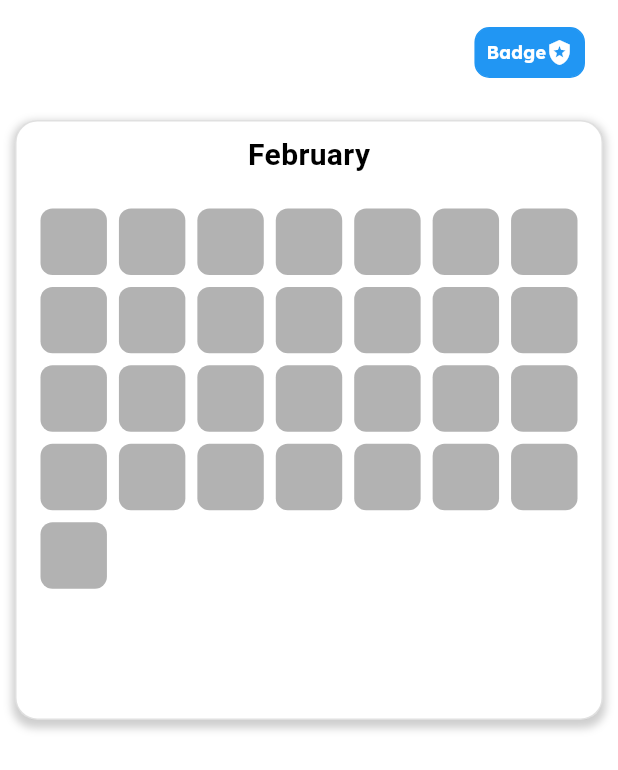
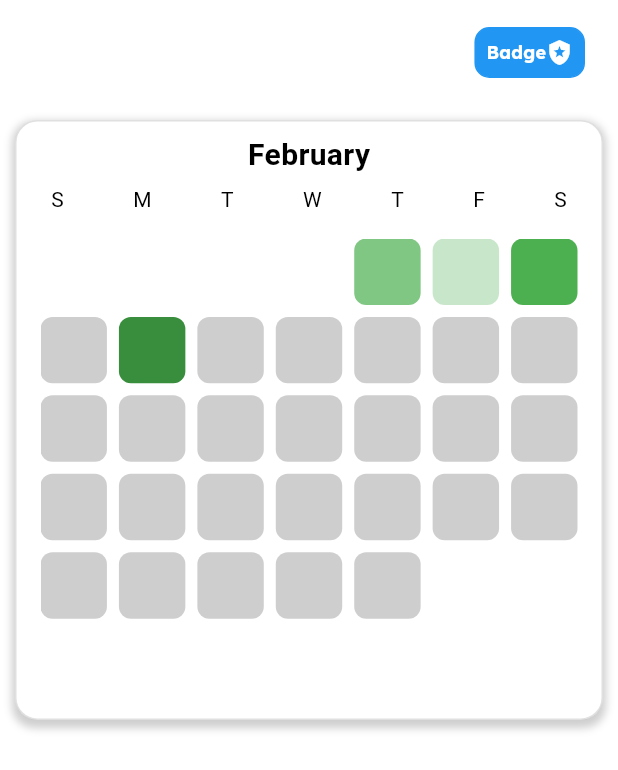
Before and after one commit to Adewale-1/YinsightAstreos, a Flutter app: the StreaksPage screen opened directly, swiped to page 2, on a phone screen of 412 x 824 dp. Shown: the top 770 px of the screen. Run offline on Flutter 3.47's test engine with Material 3 defaults, Android fonts, the phone set to English and light mode, and no system bars; our stand-ins replace animate_do, animated_text_kit, awesome_notifications, awesome_snackbar_content, curved_navigation_bar, file_picker and 16 more; accounts and stored records are empty; network calls fail.

Commit message:
Updated teh streak with an heatmap ,waiting for backend integration: Mon Aug 19 12:13 AM EST

```diff
--- a/yinsight/lib/Screens/Streaks/StreaksPage.dart
+++ b/yinsight/lib/Screens/Streaks/StreaksPage.dart
@@ -1,7 +1,7 @@
 import 'package:flutter/material.dart';
 import 'package:google_fonts/google_fonts.dart';
 import 'package:intl/intl.dart';
-import 'package:yinsight/Screens/HomePage/services/navigation_service.dart'; // Import to format the month name
+import 'package:yinsight/Screens/HomePage/services/navigation_service.dart';
 
 class StreaksPage extends StatefulWidget {
   @override
@@ -9,11 +9,40 @@ class StreaksPage extends StatefulWidget {
 }
 
 class _StreaksPageState extends State<StreaksPage> {
-  List<bool> completedDays =
-      List.generate(31, (index) => false); // Example data
+  // Example data - replace this with your backend data
+  Map<DateTime, int> heatmapData = {
+    DateTime(2024, 2, 1): 5,
+    DateTime(2024, 2, 2): 2,
+    DateTime(2024, 2, 3): 8,
+    DateTime(2024, 2, 5): 10,
+    DateTime(2024, 8, 1): 5,
+    DateTime(2024, 8, 2): 2,
+    DateTime(2024, 8, 3): 8,
+    DateTime(2024, 8, 5): 10,
+    DateTime(2024, 8, 18): 10,
+    DateTime(2024, 8, 7): 5,
+    DateTime(2024, 8, 8): 2,
+    DateTime(2024, 8, 11): 8,
+    DateTime(2024, 8, 12): 10,
+    // Add more data points as needed
+  };
 
-  double focusProgress = 0.7; // Example progress value
-  double recallProgress = 0.5; // Example progress value
+  // Controller for the PageView
+  PageController _pageController;
+  int _currentPageIndex;
+
+  _StreaksPageState()
+      : _currentPageIndex =
+            DateTime.now().month - 1, // Start with the current month
+        _pageController = PageController(initialPage: DateTime.now().month - 1);
+
+  Color getHeatmapColor(int value) {
+    if (value == 0) return Colors.grey.withOpacity(0.5); // No data
+    if (value <= 2) return Colors.green[100]!;
+    if (value <= 5) return Colors.green[300]!;
+    if (value <= 8) return Colors.green[500]!;
+    return Colors.green[700]!;
+  }
 
   @override
   Widget build(BuildContext context) {
@@ -63,8 +92,7 @@ class _StreaksPageState extends State<StreaksPage> {
               ),
               const SizedBox(height: 20),
               Container(
-                // Change this from Expanded to Container
-                height: 400, // Set the height to 350
+                height: 400,
                 decoration: BoxDecoration(
                   borderRadius: BorderRadius.circular(15),
                   color: Colors.white,
@@ -79,20 +107,29 @@ class _StreaksPageState extends State<StreaksPage> {
                   ],
                 ),
                 child: PageView.builder(
-                  itemCount: 12, // Number of months to show
+                  controller: _pageController,
+                  itemCount:
+                      DateTime.now().month, // Only up to the current month
+                  onPageChanged: (index) {
+                    setState(() {
+                      _currentPageIndex = index;
+                    });
+                  },
                   itemBuilder: (context, monthIndex) {
                     int year = DateTime.now().year;
+                    DateTime firstDayOfMonth =
+                        DateTime(year, monthIndex + 1, 1);
                     int daysInMonth = DateTime(year, monthIndex + 2, 0).day;
 
-                    String monthName = DateFormat.MMMM()
-                        .format(DateTime(year, monthIndex + 1));
+                    String monthName =
+                        DateFormat.MMMM().format(firstDayOfMonth);
 
                     return Column(
                       children: [
                         Padding(
                           padding: const EdgeInsets.fromLTRB(0, 8, 0, 5),
                           child: Text(
-                            monthName, // Display the month name
+                            monthName,
                             style: const TextStyle(
                               fontSize: 20,
                               fontWeight: FontWeight.bold,
@@ -100,27 +137,46 @@ class _StreaksPageState extends State<StreaksPage> {
                             ),
                           ),
                         ),
+                        Row(
+                          mainAxisAlignment: MainAxisAlignment.spaceAround,
+                          children: ['S', 'M', 'T', 'W', 'T', 'F', 'S']
+                              .map((day) => Text(day,
+                                  style: const TextStyle(color: Colors.black)))
+                              .toList(),
+                        ),
                         Expanded(
                           child: Padding(
                             padding: const EdgeInsets.all(16.0),
                             child: GridView.builder(
                               gridDelegate:
                                   const SliverGridDelegateWithFixedCrossAxisCount(
-                                crossAxisCount: 7, // 7 days in a week
+                                crossAxisCount: 7,
                                 mainAxisSpacing: 8,
                                 crossAxisSpacing: 8,
                               ),
-                              itemCount:
-                                  daysInMonth, // Correct number of days in the month
-                              itemBuilder: (context, dayIndex) {
-                                bool isCompleted =
-                                    completedDays[dayIndex]; // Example data
+                              itemCount: 42, // 6 weeks * 7 days
+                              itemBuilder: (context, index) {
+                                int dayNumber =
+                                    index - firstDayOfMonth.weekday + 1;
+                                if (dayNumber < 1 || dayNumber > daysInMonth) {
+                                  return Container(); // Empty container for days outside the month
+                                }
+                                DateTime currentDate =
+                                    DateTime(year, monthIndex + 1, dayNumber);
+                                int value = heatmapData[currentDate] ?? 0;
                                 return Container(
                                   decoration: BoxDecoration(
-                                    color: isCompleted
-                                        ? Colors.deepPurpleAccent
-                                        : Colors.black.withOpacity(0.3),
+                                    color: getHeatmapColor(value),
                                     borderRadius: BorderRadius.circular(8),
+                                  ),
+                                  child: Center(
+                                    // child: Text(
+                                    //   dayNumber.toString(),
+                                    //   style: const TextStyle(
+                                    //     color: Colors.black54,
+                                    //     fontWeight: FontWeight.bold,
+                                    //   ),
+                                    // ),
                                   ),
                                 );
                               },
@@ -132,96 +188,6 @@ class _StreaksPageState extends State<StreaksPage> {
                   },
                 ),
               ),
-              // const SizedBox(
-              //   height: 10, // Reduced height to make it more compact
-              // ),
-
-              // // "Today" Section
-              // const Padding(
-              //   padding: EdgeInsets.symmetric(horizontal: 16.0),
-              //   child: Align(
-              //     alignment: Alignment.centerLeft,
-              //     child: Text(
-              //       "Today",
-              //       style: TextStyle(
-              //         fontSize:
-              //             20, // Slightly reduce font size to better match a compact design
-              //         fontWeight: FontWeight.bold,
-              //         color: Colors.black,
-              //       ),
-              //     ),
-              //   ),
-              // ),
-              // const SizedBox(
-              //   height: 10, // Reduced height to make it more compact
-              // ),
-
-              // // Focus Section
-              // Padding(
-              //   padding:
-              //       const EdgeInsets.symmetric(horizontal: 16.0, vertical: 8.0),
-              //   child: Column(
-              //     crossAxisAlignment: CrossAxisAlignment.start,
-              //     children: [
-              //       const Text(
-              //         "Focus",
-              //         style: TextStyle(
-              //           fontSize: 18, // Slightly reduce font size
-              //           fontWeight: FontWeight
-              //               .w500, // Adjust weight for visual consistency
-              //           color: Colors.black,
-              //         ),
-              //       ),
-              //       const SizedBox(
-              //         height:
-              //             8, // Add a little space between text and progress bar
-              //       ),
-              //       LinearProgressIndicator(
-              //         value: focusProgress,
-              //         minHeight:
-              //             5, // Thinner progress bar to match compact design
-              //         backgroundColor: Colors.grey[
-              //             300], // Adjust background color for better contrast
-              //         valueColor: const AlwaysStoppedAnimation<Color>(
-              //             Colors.blue), // Custom progress color
-              //       ),
-              //     ],
-              //   ),
-              // ),
-              // const SizedBox(
-              //   height: 10, // Reduced height to keep spacing consistent
-              // ),
-
-              // // Recall Section
-              // Padding(
-              //   padding:
-              //       const EdgeInsets.symmetric(horizontal: 16.0, vertical: 8.0),
-              //   child: Column(
-              //     crossAxisAlignment: CrossAxisAlignment.start,
-              //     children: [
-              //       const Text(
-              //         "Recall",
-              //         style: TextStyle(
-              //           fontSize: 18, // Match the Focus section for consistency
-              //           fontWeight: FontWeight.w500, // Adjust weight
-              //           color: Colors.black,
-              //         ),
-              //       ),
-              //       const SizedBox(
-              //         height:
-              //             8, // Add a little space between text and progress bar
-              //       ),
-              //       LinearProgressIndicator(
-              //         value: recallProgress,
-              //         minHeight: 5, // Thinner progress bar
-              //         backgroundColor:
-              //             Colors.grey[300], // Adjust background color
-              //         valueColor: const AlwaysStoppedAnimation<Color>(
-              //             Colors.green), // Custom progress color
-              //       ),
-              //     ],
-              //   ),
-              // ),
             ],
           ),
         ),
--- a/yinsight/pubspec.yaml
+++ b/yinsight/pubspec.yaml
@@ -73,6 +73,7 @@ dependencies:
   riverpod: any
   share_plus: ^10.0.0
   screenshot: ^3.0.0
+  flutter_heatmap_calendar: ^1.0.5
 
 dev_dependencies:
   flutter_test:
```
Also changed, not shown: yinsight/lib/Globals/services/userInfo.dart (+4 -12 lines), yinsight/lib/Screens/HomePage/views/home/home_screen.dart (+71 -2 lines), yinsight/lib/Screens/HomePage/services/tasks_notifier.dart (line endings or trailing spaces), yinsight/pubspec.lock.
